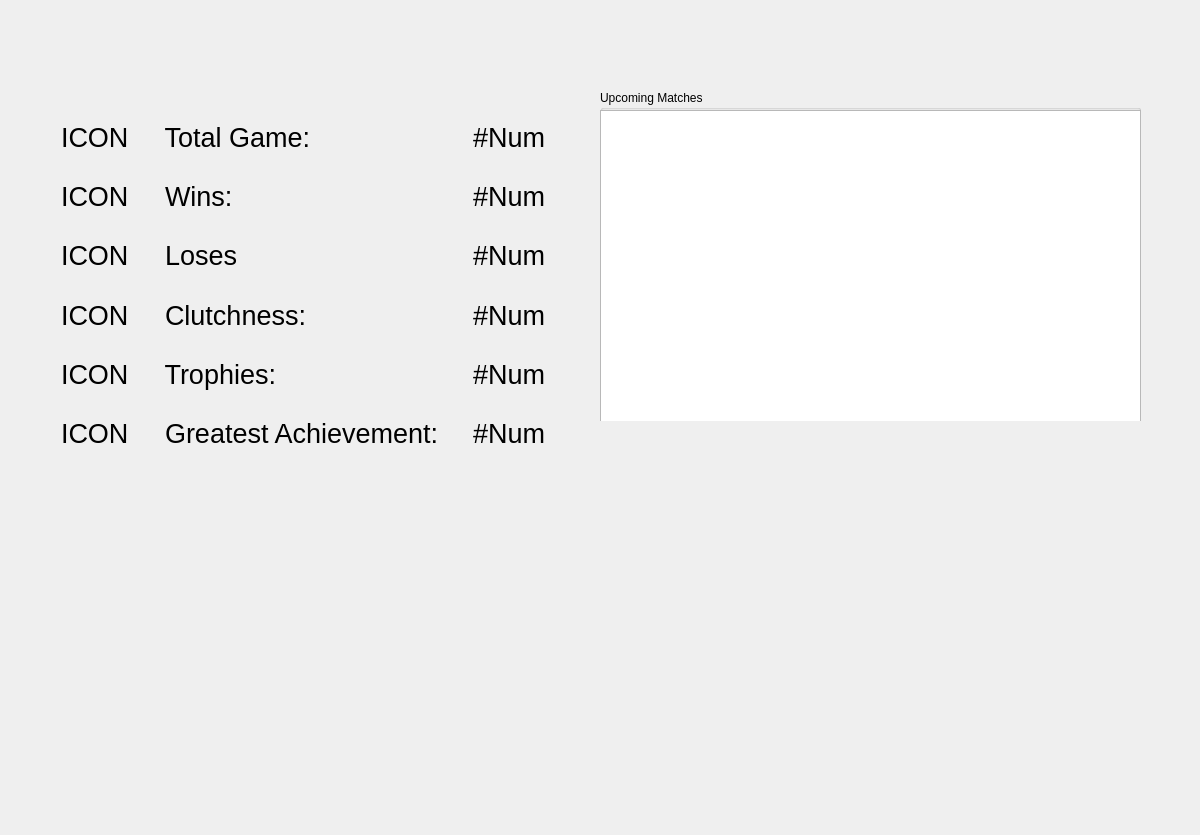
First picture: the form in ProfileDialog.ui, repository KadirEmreAVCI/MasterTennisApp, before the edit.
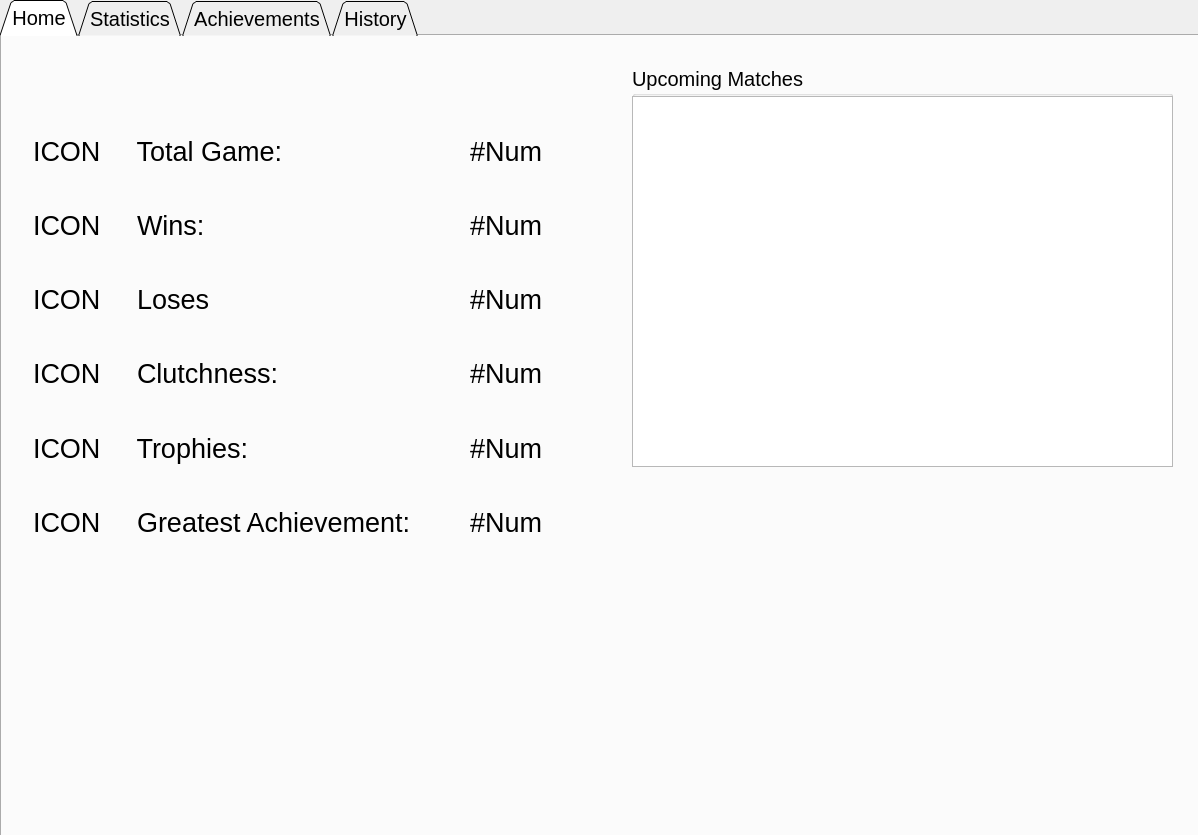
Second picture: the form after the edit.

Commit message: QTabWidget is added to ProfileDiaolog window.

The edit to the form file:
```diff
--- a/ProfileDialog.ui
+++ b/ProfileDialog.ui
@@ -6,20 +6,44 @@
    <rect>
     <x>0</x>
     <y>0</y>
-    <width>1200</width>
+    <width>1198</width>
     <height>835</height>
    </rect>
   </property>
   <property name="windowTitle">
    <string>ProfileDialog</string>
   </property>
+  <widget class="QTabWidget" name="tabWidget_Profile">
+   <property name="geometry">
+    <rect>
+     <x>0</x>
+     <y>0</y>
+     <width>1211</width>
+     <height>841</height>
+    </rect>
+   </property>
+   <property name="font">
+    <font>
+     <pointsize>15</pointsize>
+    </font>
+   </property>
+   <property name="tabShape">
+    <enum>QTabWidget::TabShape::Triangular</enum>
+   </property>
+   <property name="currentIndex">
+    <number>0</number>
+   </property>
+   <widget class="QWidget" name="tab_Home">
+    <attribute name="title">
+     <string>Home</string>
+    </attribute>
   <widget class="QGroupBox" name="groupBox_UpcomingMatches">
    <property name="geometry">
     <rect>
-     <x>600</x>
-     <y>90</y>
+       <x>630</x>
+       <y>30</y>
      <width>541</width>
-     <height>331</height>
+       <height>401</height>
     </rect>
    </property>
    <property name="title">
@@ -29,22 +53,22 @@
     <property name="geometry">
      <rect>
       <x>0</x>
-      <y>20</y>
+        <y>30</y>
       <width>541</width>
-      <height>321</height>
-     </rect>
-    </property>
-   </widget>
-  </widget>
-  <widget class="QWidget" name="layoutWidget">
-   <property name="geometry">
-    <rect>
-     <x>50</x>
-     <y>100</y>
-     <width>506</width>
      <height>371</height>
     </rect>
    </property>
+     </widget>
+    </widget>
+    <widget class="QWidget" name="layoutWidget">
+     <property name="geometry">
+      <rect>
+       <x>20</x>
+       <y>70</y>
+       <width>531</width>
+       <height>461</height>
+      </rect>
+     </property>
    <property name="font">
     <font>
      <pointsize>20</pointsize>
@@ -370,6 +394,23 @@
      </layout>
     </item>
    </layout>
+    </widget>
+   </widget>
+   <widget class="QWidget" name="tab_Statistics">
+    <attribute name="title">
+     <string>Statistics</string>
+    </attribute>
+   </widget>
+   <widget class="QWidget" name="tab_Achievements">
+    <attribute name="title">
+     <string>Achievements</string>
+    </attribute>
+   </widget>
+   <widget class="QWidget" name="tab_History">
+    <attribute name="title">
+     <string>History</string>
+    </attribute>
+   </widget>
   </widget>
  </widget>
  <layoutdefault spacing="6" margin="11"/>
```
Lines whose indentation alone changed are shown as unchanged. The commit also changes 1 other file.
